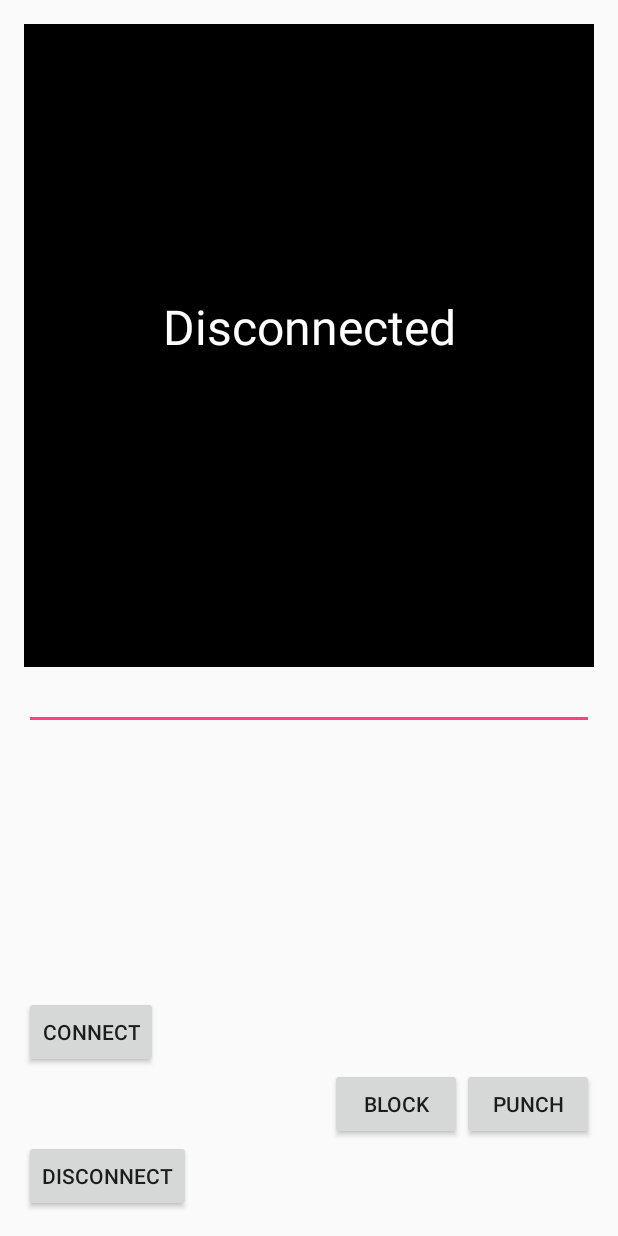
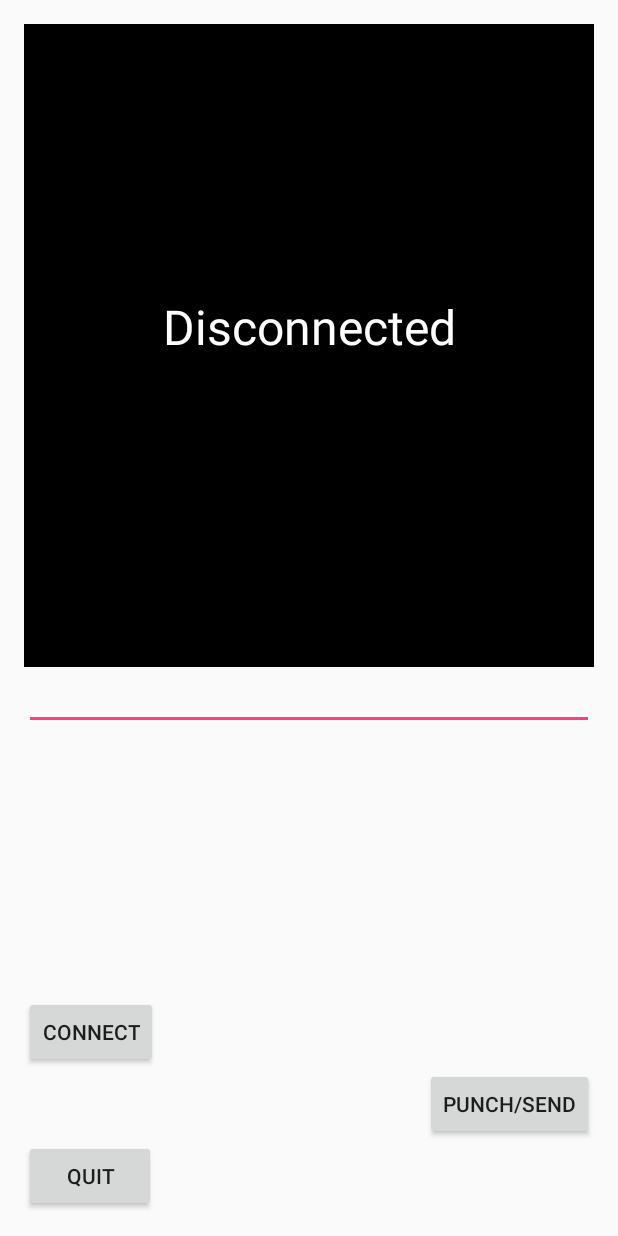
Before and after one commit to AustinBaggio/Boxing, an Android app: the screen it shows after launch (MainActivity), on a phone screen of 412 x 824 dp. Run offline under Robolectric (Android 15) with nearby library versions, the phone set to English and light mode, and no system bars.

Commit message:
Updated UI, disconnect now is quit

```diff
--- a/Master/Frontend/app/src/main/res/layout/activity_main.xml
+++ b/Master/Frontend/app/src/main/res/layout/activity_main.xml
@@ -30,35 +30,25 @@
             android:text="Connect"
             android:onClick="onConnectButton"
             />
+
         <Button
+            android:id="@+id/disconnectButton"
             android:layout_width="wrap_content"
             android:layout_height="wrap_content"
+            android:layout_column="0"
             android:layout_row="2"
-            android:layout_column="0"
-            android:id="@+id/disconnectButton"
-            android:text="Disconnect"
             android:onClick="onDisconnectButton"
-            />
+            android:text="Quit" />
 
         <Button
+            android:id="@+id/punchButton"
+            android:layout_width="wrap_content"
             android:layout_height="wrap_content"
-            android:layout_width="wrap_content"
+            android:layout_column="5"
             android:layout_row="1"
-            android:layout_column="5"
-            android:id="@+id/punchButton"
-            android:text="Punch"
             android:onClick="onPunchButton"
-            />
+            android:text="Punch/Send" />
 
-        <Button
-            android:layout_height="wrap_content"
-            android:layout_width="wrap_content"
-            android:layout_row="1"
-            android:layout_column="4"
-            android:id="@+id/leftButton"
-            android:text="Block"
-            android:onClick="OnBlockButton"
-            />
     </GridLayout>
 
     <com.example.kmcisaac.gameboyskin.BlankCanvas
```
Also changed, not shown: Master/Frontend/app/src/main/java/com/example/kmcisaac/gameboyskin/MainActivity.java (+31 -17 lines).
